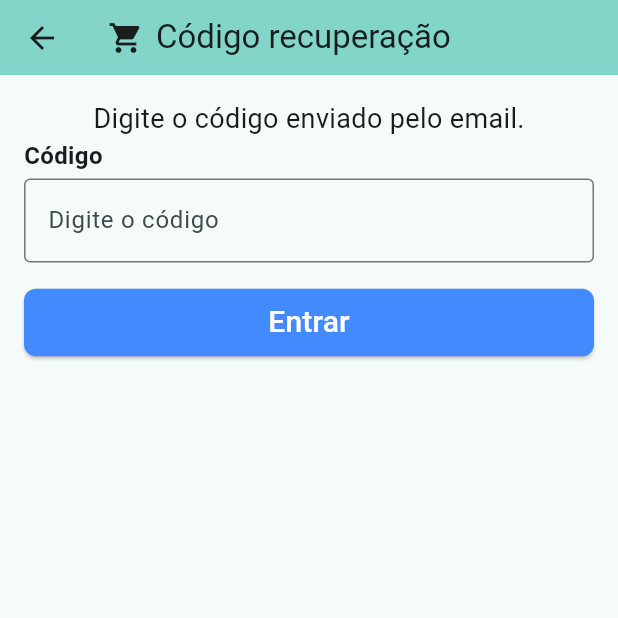
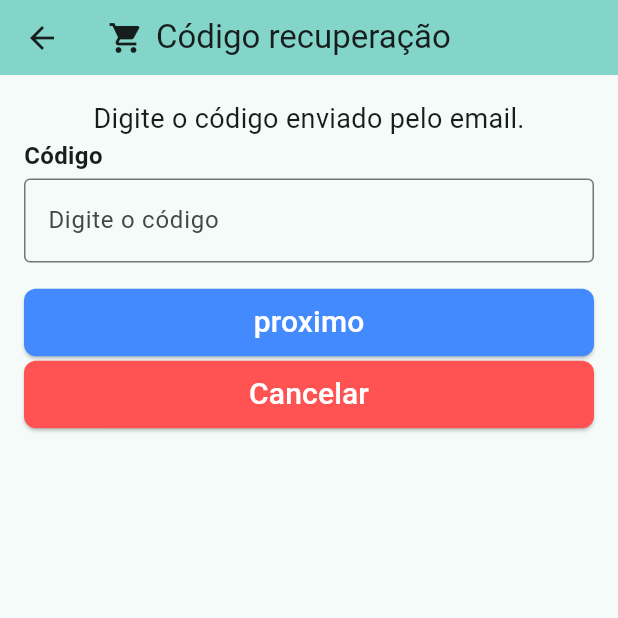
Before and after one commit to otaviohenrique1/app_compras, a Flutter app: the CodigoRecuperacao screen opened directly, on a phone screen of 412 x 824 dp, the top half of it. Run offline on Flutter 3.47's test engine with Material 2 defaults, Android fonts, the phone set to English and light mode, and no system bars; our stand-ins replace mask_text_input_formatter.

Commit message:
Commit 16

```diff
--- a/lib/pages/codigo_recuperacao.dart
+++ b/lib/pages/codigo_recuperacao.dart
@@ -57,12 +57,19 @@ class _CodigoRecuperacaoState extends State<CodigoRecuperacao> {
               ),
               Botao(
                 backgroundColor: Colors.blueAccent,
-                label: "Entrar",
+                label: "proximo",
                 fontColor: Colors.white,
                 fontSize: 20,
                 onPressed: () {
                   if (formKey.currentState!.validate()) {}
                 },
+              ),
+              Botao(
+                backgroundColor: Colors.redAccent,
+                label: "Cancelar",
+                fontColor: Colors.white,
+                fontSize: 20,
+                onPressed: () {},
               ),
             ],
           ),
--- a/lib/pages/editar_senha.dart
+++ b/lib/pages/editar_senha.dart
@@ -73,12 +73,19 @@ class _EditarSenhaState extends State<EditarSenha> {
               ),
               Botao(
                 backgroundColor: Colors.blueAccent,
-                label: "Entrar",
+                label: "Editar",
                 fontColor: Colors.white,
                 fontSize: 20,
                 onPressed: () {
                   if (formKey.currentState!.validate()) {}
                 },
+              ),
+              Botao(
+                backgroundColor: Colors.redAccent,
+                label: "Cancelar",
+                fontColor: Colors.white,
+                fontSize: 20,
+                onPressed: () {},
               ),
             ],
           ),
```
